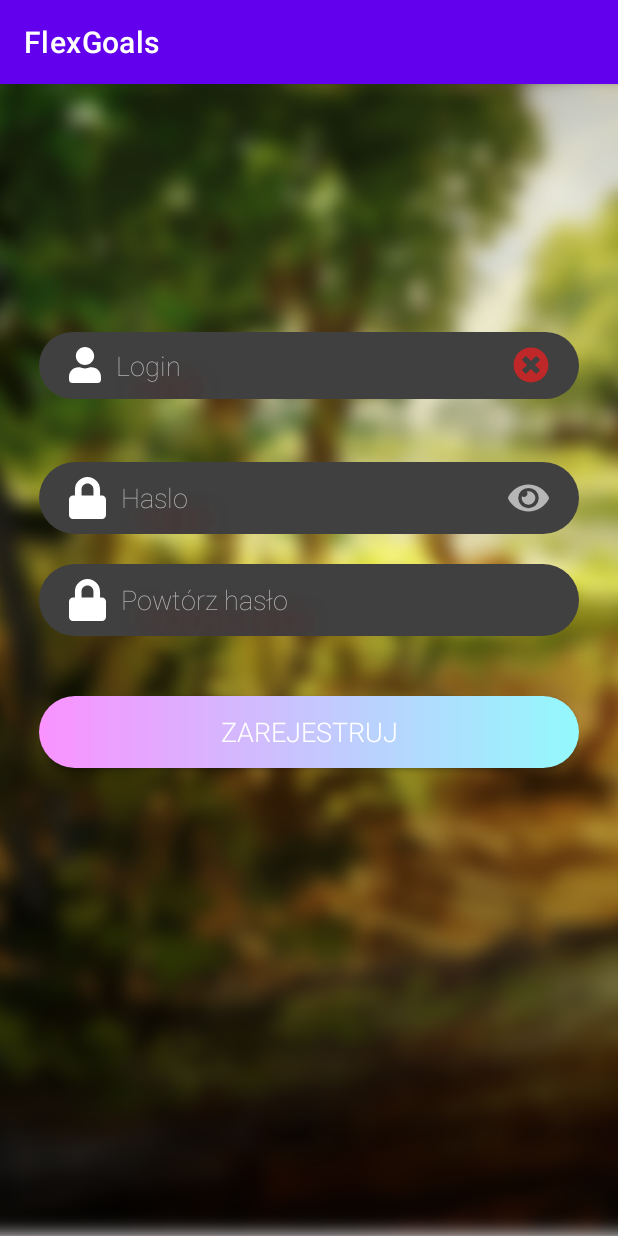
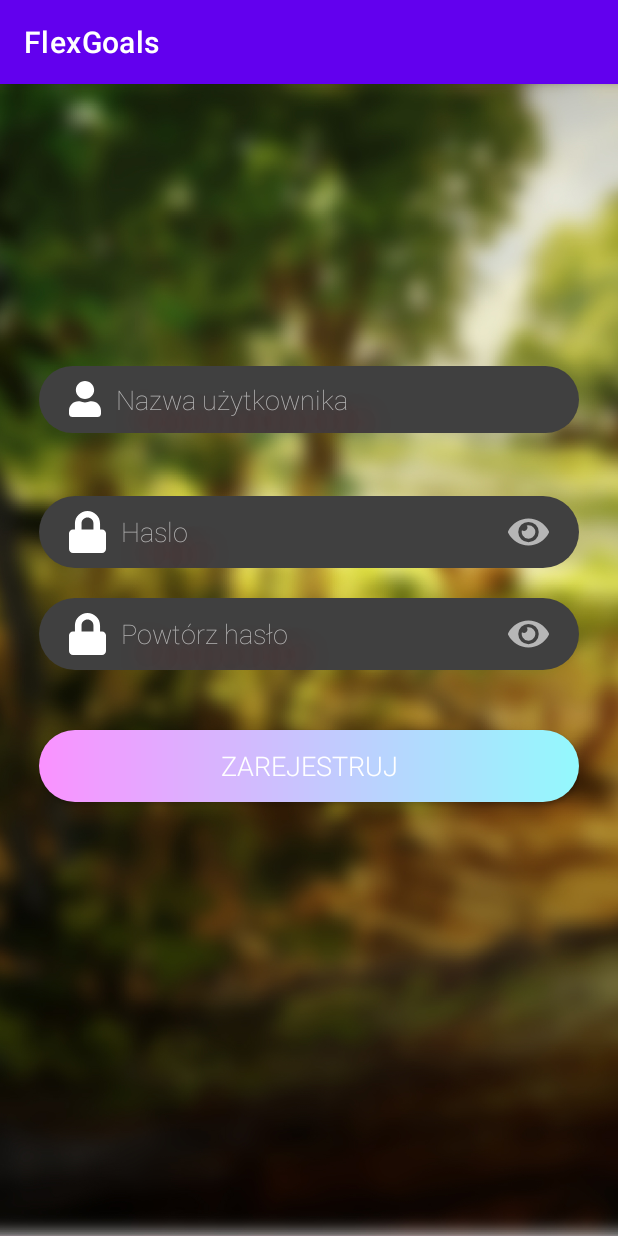
Before and after one commit to Adsel/FlexGoals, an Android app: the screen it shows after launch (RegisterActivity), on a phone screen of 412 x 824 dp. Run offline under Robolectric (Android 15) with nearby library versions, the phone set to English and light mode, and no system bars; our stand-ins replace navigation-ui.

Commit message:
add validation in RegisterActivity.java

```diff
--- a/app/src/main/java/pl/artsit/flexgoals/model/user.java
+++ b/app/src/main/java/pl/artsit/flexgoals/model/userx.java
@@ -1,13 +1,13 @@
 package pl.artsit.flexgoals.model;
 
-public class user {
+public class userx {
     private Integer id;
     private String login;
     private String password;
     private Integer points;
     private String email;
 
-    public user(Integer id, String login, String password, Integer points, String email) {
+    public userx(Integer id, String login, String password, Integer points, String email) {
         this.id = id;
         this.login = login;
         this.password = password;
--- a/app/src/main/res/layout/activity_register.xml
+++ b/app/src/main/res/layout/activity_register.xml
@@ -23,15 +23,13 @@
         android:layout_height="622dp"
         android:layout_marginStart="16dp"
         android:layout_marginLeft="16dp"
-        android:layout_marginTop="100dp"
         android:layout_marginEnd="16dp"
         android:layout_marginRight="16dp"
         android:orientation="vertical"
         android:padding="10dp"
         app:layout_constraintBottom_toBottomOf="parent"
         app:layout_constraintEnd_toEndOf="parent"
-        app:layout_constraintStart_toStartOf="parent"
-        app:layout_constraintTop_toTopOf="parent">
+        app:layout_constraintStart_toStartOf="parent">
 
         <TextView
             android:id="@+id/textViewLogin"
@@ -57,11 +55,10 @@
             android:background="@drawable/edit_round"
             android:drawableStart="@drawable/ic_user_solid"
             android:drawableLeft="@drawable/ic_user_solid"
-            android:drawableEnd="@drawable/ic_times_circle_solid"
-            android:drawableRight="@drawable/ic_times_circle_solid"
             android:drawablePadding="10dp"
             android:ems="10"
             android:fontFamily="sans-serif-thin"
+            android:hint="@string/login"
             android:importantForAutofill="no"
             android:inputType="textPersonName"
             android:paddingLeft="20dp"
@@ -73,7 +70,6 @@
             android:shadowDy="20"
             android:shadowRadius="20"
             android:textColor="@color/colorPrimary"
-            android:hint="Login"
             android:textColorHint="@color/colorAccent"
             android:textSize="18sp" />
 
@@ -109,7 +105,7 @@
             android:fontFamily="sans-serif-thin"
             android:hint="@string/password"
             android:importantForAutofill="no"
-            android:inputType="textVisiblePassword"
+            android:inputType="textPassword"
             android:paddingLeft="20dp"
             android:paddingTop="10dp"
             android:paddingRight="20dp"
@@ -131,9 +127,12 @@
             android:background="@drawable/edit_round"
             android:drawableStart="@drawable/ic_lock_solid"
             android:drawableLeft="@drawable/ic_lock_solid"
+            android:drawableEnd="@drawable/ic_eye_solid"
+            android:drawableRight="@drawable/ic_eye_solid"
             android:drawablePadding="10dp"
             android:ems="10"
             android:fontFamily="sans-serif-thin"
+            android:hint="@string/passwordRepeat"
             android:importantForAutofill="no"
             android:inputType="textPersonName|textPassword"
             android:paddingLeft="20dp"
@@ -145,9 +144,8 @@
             android:shadowDy="20"
             android:shadowRadius="20"
             android:textColor="@color/colorPrimary"
-            android:textSize="18sp"
-            android:hint="@string/passwordRepeat"
-            android:textColorHint="@color/colorAccent"/>
+            android:textColorHint="@color/colorAccent"
+            android:textSize="18sp" />
 
         <Button
             android:id="@+id/buttonRegister"
--- a/app/src/main/res/values/strings.xml
+++ b/app/src/main/res/values/strings.xml
@@ -10,6 +10,7 @@
     <string name="menu_home">Home</string>
     <string name="menu_gallery">Gallery</string>
     <string name="menu_slideshow">Slideshow</string>
+    <string name="login">Nazwa użytkownika</string>
     <string name="register">Zarejestruj</string>
     <string name="password">Haslo</string>
     <string name="passwordRepeat">Powtórz hasło</string>
```
Also changed, not shown: app/src/main/java/pl/artsit/flexgoals/ui/auth/RegisterActivity.java (+101 -8 lines).
